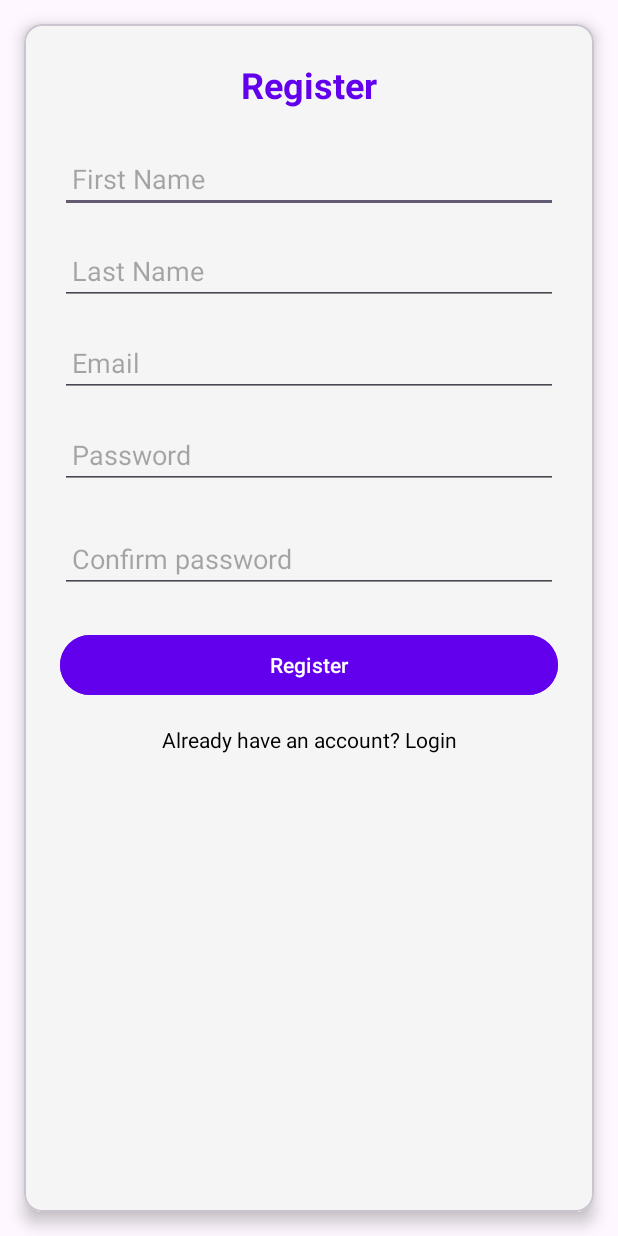
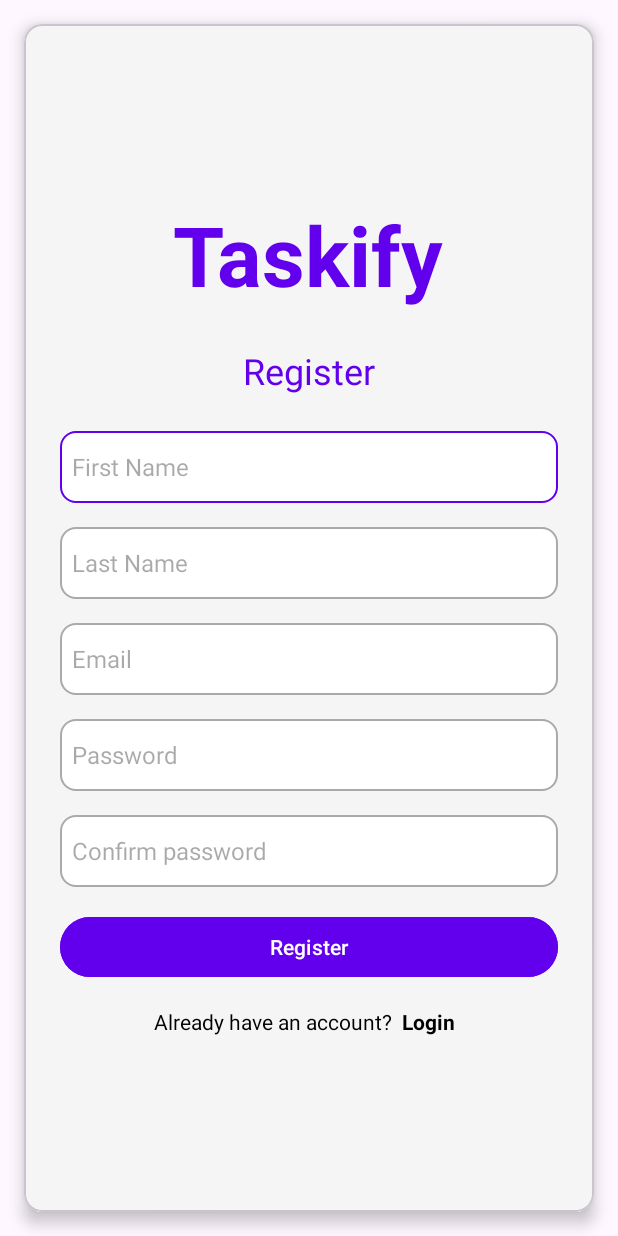
Before and after one commit to Oieu/MobDev_FinalProject, an Android app: the screen it shows after launch (RegistrationPage), after a tap on "Don't have an account? Register", on a phone screen of 412 x 824 dp. Run offline under Robolectric (Android 15) with nearby library versions, the phone set to English and light mode, and no system bars; our stand-ins replace Firebase (no records; nobody signed in at launch, a user with empty details on screens opened directly).

```diff
--- a/app/src/main/java/com/example/final_project/LoginPage.java
+++ b/app/src/main/java/com/example/final_project/LoginPage.java
@@ -43,7 +43,7 @@ public class LoginPage extends AppCompatActivity {
             mAuth.signInWithEmailAndPassword(email, password)
                     .addOnCompleteListener(task -> {
                         if (task.isSuccessful()) {
-                            Intent intent = new Intent(LoginPage.this, MainActivity.class);
+                            Intent intent = new Intent(LoginPage.this, DashBoard.class);
                             startActivity(intent);
                             finish();
                         } else {
--- a/app/src/main/java/com/example/final_project/ProfileActivity.java
+++ b/app/src/main/java/com/example/final_project/ProfileActivity.java
@@ -85,6 +85,8 @@ public class ProfileActivity extends AppCompatActivity {
         bottomNav.setOnNavigationItemSelectedListener(item -> {
             switch (item.getItemId()) {
                 case R.id.navigation_tasks:
+                    startActivity(new Intent(getApplicationContext(), MainActivity.class));
+                    finish();
                     return true;
                 case R.id.navigation_calendar:
                     startActivity(new Intent(getApplicationContext(), CalendarPage.class));
--- a/app/src/main/java/com/example/final_project/TaskAdapter.java
+++ b/app/src/main/java/com/example/final_project/TaskAdapter.java
@@ -45,9 +45,9 @@ public class TaskAdapter extends RecyclerView.Adapter<TaskAdapter.TaskViewHolder
         holder.taskTitle.setText(task.getTaskTitle());
         holder.taskDescription.setText(task.getTaskDescription());
 
-        SimpleDateFormat simpleDateFormat = new SimpleDateFormat("yyyy-MM-dd HH:mm:ss");
+        SimpleDateFormat simpleDateFormat = new SimpleDateFormat("yyyy-MM-dd");
         String dateCreated = simpleDateFormat.format(new Date(task.getTaskCreated()));
-        holder.taskDateCreated.setText("Date Created: " + dateCreated);
+        holder.taskDateCreated.setText(dateCreated);
 
         // Set the checkbox state based on task status
         holder.checkBox.setChecked(task.getTaskStatus().equals("completed"));
--- /dev/null
+++ b/app/src/main/res/drawable/circle_button.xml
@@ -0,0 +1,4 @@
+<?xml version="1.0" encoding="utf-8"?>
+<shape xmlns:android="http://schemas.android.com/apk/res/android" android:shape="oval">
+    <solid android:color="@color/primaryColor"/>
+</shape>
--- /dev/null
+++ b/app/src/main/res/drawable/custom_input.xml
@@ -0,0 +1,18 @@
+<?xml version="1.0" encoding="utf-8"?>
+<selector xmlns:android="http://schemas.android.com/apk/res/android">
+    <item android:state_enabled="true" android:state_focused="true">
+        <shape android:shape="rectangle">
+            <solid android:color="@color/white" />
+            <corners android:radius="10dp" />
+            <stroke android:color="@color/primaryColor" android:width="1dp"/>
+        </shape>
+    </item>
+
+    <item android:state_enabled="true">
+        <shape android:shape="rectangle">
+            <solid android:color="@color/white" />
+            <corners android:radius="10dp" />
+            <stroke android:color="@android:color/darker_gray" android:width="1dp"/>
+        </shape>
+    </item>
+</selector>
--- a/app/src/main/res/layout/activity_calendar_page.xml
+++ b/app/src/main/res/layout/activity_calendar_page.xml
@@ -35,5 +35,6 @@
         app:layout_constraintTop_toBottomOf="@id/calendarView"
         app:layout_constraintBottom_toTopOf="@id/bottomnav"
         app:layout_constraintStart_toStartOf="parent"
-        app:layout_constraintEnd_toEndOf="parent"/>
+        app:layout_constraintEnd_toEndOf="parent"
+        android:scrollbars="none"/>
 </androidx.constraintlayout.widget.ConstraintLayout>
--- a/app/src/main/res/layout/activity_profile.xml
+++ b/app/src/main/res/layout/activity_profile.xml
@@ -3,12 +3,12 @@
     xmlns:app="http://schemas.android.com/apk/res-auto"
     xmlns:tools="http://schemas.android.com/tools"
     android:layout_width="match_parent"
-    android:layout_height="match_parent"
-    tools:context=".ProfilePage">
+    android:layout_height="match_parent">
 
     <ScrollView
         android:layout_width="0dp"
         android:layout_height="0dp"
+
         app:layout_constraintTop_toTopOf="parent"
         app:layout_constraintBottom_toTopOf="@id/bottomnav"
         app:layout_constraintStart_toStartOf="parent"
@@ -18,6 +18,7 @@
             android:layout_width="match_parent"
             android:layout_height="wrap_content"
             android:orientation="vertical"
+            android:layout_gravity="center"
             android:padding="24dp">
 
             <TextView
--- a/app/src/main/res/layout/activity_registration_page.xml
+++ b/app/src/main/res/layout/activity_registration_page.xml
@@ -11,14 +11,24 @@
         android:layout_width="match_parent"
         android:layout_height="match_parent"
         android:orientation="vertical"
+        android:gravity="center"
         android:padding="24dp">
+
+        <TextView
+            android:layout_width="wrap_content"
+            android:layout_height="wrap_content"
+            android:text="Taskify"
+            android:textSize="55sp"
+            android:textStyle="bold"
+            android:textColor="@color/primaryColor"
+            android:layout_gravity="center_horizontal"
+            android:layout_marginBottom="24dp" />
 
         <TextView
             android:layout_width="wrap_content"
             android:layout_height="wrap_content"
             android:text="Register"
             android:textSize="24sp"
-            android:textStyle="bold"
             android:textColor="@color/primaryColor"
             android:layout_gravity="center_horizontal"
             android:layout_marginBottom="24dp" />
@@ -28,16 +38,28 @@
             android:layout_width="match_parent"
             android:layout_height="wrap_content"
             android:hint="First Name"
+            android:background="@drawable/custom_input"
             android:paddingStart="8dp"
-            android:layout_marginBottom="16dp" />
+            android:layout_marginBottom="16dp"
+            android:textSize="16sp"
+            android:minHeight="48dp"
+            android:drawablePadding="16dp"
+            android:drawableEnd="@null"
+            android:textAppearance="?android:attr/textAppearanceMedium" />
 
         <EditText
             android:id="@+id/etLastName"
             android:layout_width="match_parent"
             android:layout_height="wrap_content"
             android:hint="Last Name"
+            android:background="@drawable/custom_input"
             android:paddingStart="8dp"
-            android:layout_marginBottom="16dp" />
+            android:layout_marginBottom="16dp"
+            android:textSize="16sp"
+            android:minHeight="48dp"
+            android:drawablePadding="16dp"
+            android:drawableEnd="@null"
+            android:textAppearance="?android:attr/textAppearanceMedium" />
 
         <EditText
             android:id="@+id/etEmail"
@@ -45,8 +67,14 @@
             android:layout_height="wrap_content"
             android:hint="Email"
             android:inputType="textEmailAddress"
+            android:background="@drawable/custom_input"
             android:paddingStart="8dp"
-            android:layout_marginBottom="16dp" />
+            android:layout_marginBottom="16dp"
+            android:textSize="16sp"
+            android:minHeight="48dp"
+            android:drawablePadding="16dp"
+            android:drawableEnd="@null"
+            android:textAppearance="?android:attr/textAppearanceMedium"/>
 
         <EditText
             android:id="@+id/etPassword"
@@ -54,8 +82,14 @@
             android:layout_height="wrap_content"
             android:hint="Password"
             android:inputType="textPassword"
+            android:background="@drawable/custom_input"
             android:paddingStart="8dp"
-            android:layout_marginBottom="24dp" />
+            android:layout_marginBottom="16dp"
+            android:textSize="16sp"
+            android:minHeight="48dp"
+            android:drawablePadding="16dp"
+            android:drawableEnd="@null"
+            android:textAppearance="?android:attr/textAppearanceMedium"/>
 
         <EditText
             android:id="@+id/etConfirmPassword"
@@ -63,8 +97,14 @@
             android:layout_height="wrap_content"
             android:hint="Confirm password"
             android:inputType="textPassword"
+            android:background="@drawable/custom_input"
             android:paddingStart="8dp"
-            android:layout_marginBottom="24dp" />
+            android:layout_marginBottom="16dp"
+            android:textSize="16sp"
+            android:minHeight="48dp"
+            android:drawablePadding="16dp"
+            android:drawableEnd="@null"
+            android:textAppearance="?android:attr/textAppearanceMedium"/>
 
         <Button
             android:id="@+id/btnRegister"
@@ -79,7 +119,7 @@
             android:id="@+id/tvLoginLink"
             android:layout_width="match_parent"
             android:layout_height="wrap_content"
-            android:text="Already have an account? Login"
+            android:text="@string/login_link"
             android:textColor="@color/secondaryColor"
             android:layout_gravity="center_horizontal"
             android:textAlignment="center" />
--- a/app/src/main/res/values/strings.xml
+++ b/app/src/main/res/values/strings.xml
@@ -1,3 +1,5 @@
 <resources>
     <string name="app_name">Final_Project</string>
+    <string name="register_link">Don\'t have an account? <b> Register </b> </string>
+    <string name="login_link">Already have an account? <b> Login </b> </string>
 </resources>
```
Also changed, not shown: app/src/main/res/layout/activity_add_task.xml (+32 -11 lines), app/src/main/res/layout/activity_dash_board.xml (+25 -3 lines), app/src/main/res/layout/activity_login_page.xml (+28 -7 lines), app/src/main/res/layout/activity_main.xml (+67 -45 lines), app/src/main/res/layout/item_task.xml (+12 -9 lines).
